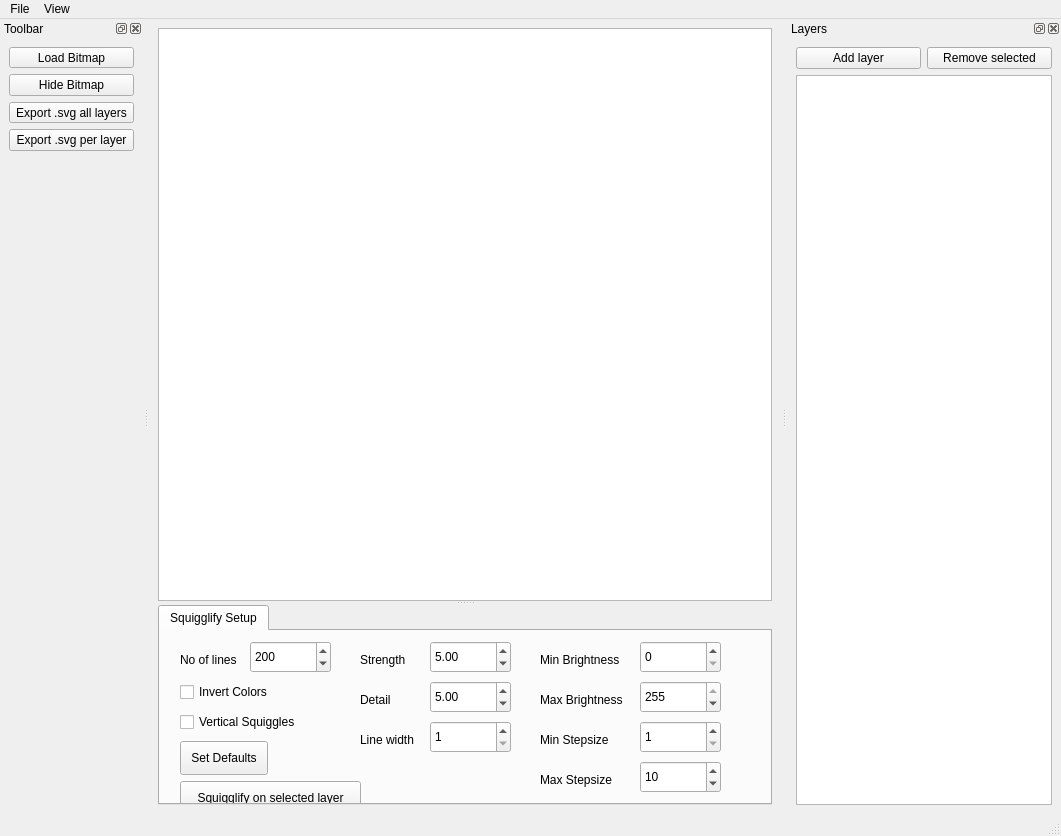
shimpe/squigglificator, file src/img2svg_ui.ui: the form before one commit.
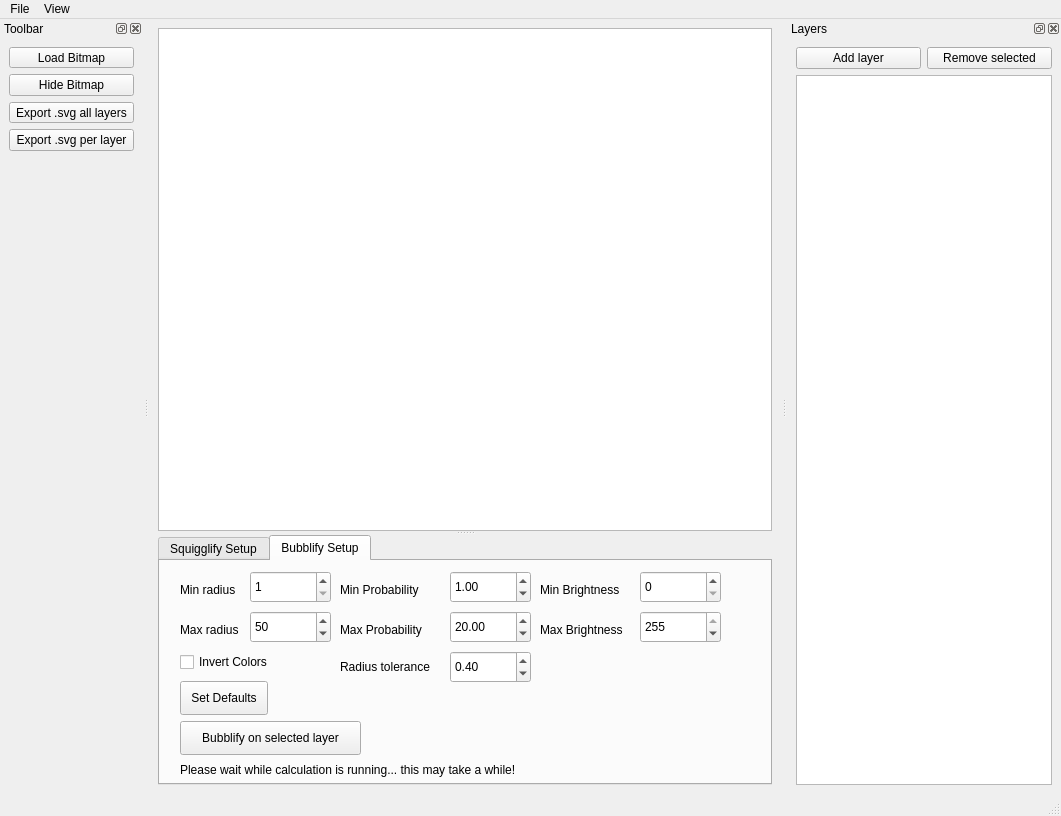
The form after the commit. Custom widgets are drawn as their Qt base class.

The edit to the form file:
```diff
--- a/src/img2svg_ui.ui
+++ b/src/img2svg_ui.ui
@@ -7,7 +7,7 @@
     <x>0</x>
     <y>0</y>
     <width>1061</width>
-    <height>836</height>
+    <height>816</height>
    </rect>
   </property>
   <property name="windowTitle">
@@ -44,11 +44,11 @@
        <property name="minimumSize">
         <size>
          <width>0</width>
-         <height>200</height>
+         <height>250</height>
         </size>
        </property>
        <property name="currentIndex">
-        <number>0</number>
+        <number>1</number>
        </property>
        <widget class="QWidget" name="tab">
         <attribute name="title">
@@ -390,6 +390,314 @@
          </property>
         </widget>
        </widget>
+       <widget class="QWidget" name="bubblifySetupTab">
+        <attribute name="title">
+         <string>Bubblify Setup</string>
+        </attribute>
+        <widget class="QToolButton" name="bubblify">
+         <property name="geometry">
+          <rect>
+           <x>20</x>
+           <y>160</y>
+           <width>181</width>
+           <height>34</height>
+          </rect>
+         </property>
+         <property name="sizePolicy">
+          <sizepolicy hsizetype="Expanding" vsizetype="Fixed">
+           <horstretch>0</horstretch>
+           <verstretch>0</verstretch>
+          </sizepolicy>
+         </property>
+         <property name="text">
+          <string>Bubblify on selected layer</string>
+         </property>
+        </widget>
+        <widget class="QPushButton" name="setDefaultsBubblify">
+         <property name="geometry">
+          <rect>
+           <x>20</x>
+           <y>120</y>
+           <width>88</width>
+           <height>34</height>
+          </rect>
+         </property>
+         <property name="text">
+          <string>Set Defaults</string>
+         </property>
+        </widget>
+        <widget class="QLabel" name="lineWidthLabel_6">
+         <property name="geometry">
+          <rect>
+           <x>380</x>
+           <y>60</y>
+           <width>101</width>
+           <height>18</height>
+          </rect>
+         </property>
+         <property name="text">
+          <string>Max Brightness</string>
+         </property>
+         <property name="buddy">
+          <cstring>maxBrightness</cstring>
+         </property>
+        </widget>
+        <widget class="QSpinBox" name="maxBrightnessBubblify">
+         <property name="geometry">
+          <rect>
+           <x>480</x>
+           <y>50</y>
+           <width>81</width>
+           <height>32</height>
+          </rect>
+         </property>
+         <property name="minimum">
+          <number>0</number>
+         </property>
+         <property name="maximum">
+          <number>255</number>
+         </property>
+         <property name="value">
+          <number>255</number>
+         </property>
+        </widget>
+        <widget class="QLabel" name="minBrightnessBubblifyLbl">
+         <property name="geometry">
+          <rect>
+           <x>380</x>
+           <y>20</y>
+           <width>101</width>
+           <height>18</height>
+          </rect>
+         </property>
+         <property name="text">
+          <string>Min Brightness</string>
+         </property>
+         <property name="buddy">
+          <cstring>minBrightness</cstring>
+         </property>
+        </widget>
+        <widget class="QSpinBox" name="minBrightnessBubblify">
+         <property name="geometry">
+          <rect>
+           <x>480</x>
+           <y>10</y>
+           <width>81</width>
+           <height>32</height>
+          </rect>
+         </property>
+         <property name="minimum">
+          <number>0</number>
+         </property>
+         <property name="maximum">
+          <number>255</number>
+         </property>
+         <property name="value">
+          <number>0</number>
+         </property>
+        </widget>
+        <widget class="QLabel" name="lineWidthLabel_8">
+         <property name="geometry">
+          <rect>
+           <x>20</x>
+           <y>60</y>
+           <width>81</width>
+           <height>18</height>
+          </rect>
+         </property>
+         <property name="text">
+          <string>Max radius</string>
+         </property>
+         <property name="buddy">
+          <cstring>maxBrightness</cstring>
+         </property>
+        </widget>
+        <widget class="QSpinBox" name="minRadiusBubblify">
+         <property name="geometry">
+          <rect>
+           <x>90</x>
+           <y>10</y>
+           <width>81</width>
+           <height>32</height>
+          </rect>
+         </property>
+         <property name="minimum">
+          <number>1</number>
+         </property>
+         <property name="maximum">
+          <number>1000</number>
+         </property>
+         <property name="value">
+          <number>1</number>
+         </property>
+        </widget>
+        <widget class="QSpinBox" name="maxRadiusBubblify">
+         <property name="geometry">
+          <rect>
+           <x>90</x>
+           <y>50</y>
+           <width>81</width>
+           <height>32</height>
+          </rect>
+         </property>
+         <property name="minimum">
+          <number>0</number>
+         </property>
+         <property name="maximum">
+          <number>1000</number>
+         </property>
+         <property name="value">
+          <number>50</number>
+         </property>
+        </widget>
+        <widget class="QLabel" name="lineWidthLabel_9">
+         <property name="geometry">
+          <rect>
+           <x>20</x>
+           <y>20</y>
+           <width>71</width>
+           <height>18</height>
+          </rect>
+         </property>
+         <property name="text">
+          <string>Min radius</string>
+         </property>
+         <property name="buddy">
+          <cstring>minBrightness</cstring>
+         </property>
+        </widget>
+        <widget class="QCheckBox" name="invertColorsBubblify">
+         <property name="geometry">
+          <rect>
+           <x>20</x>
+           <y>90</y>
+           <width>111</width>
+           <height>22</height>
+          </rect>
+         </property>
+         <property name="text">
+          <string>Invert Colors</string>
+         </property>
+        </widget>
+        <widget class="QLabel" name="lineWidthLabel_10">
+         <property name="geometry">
+          <rect>
+           <x>180</x>
+           <y>60</y>
+           <width>101</width>
+           <height>18</height>
+          </rect>
+         </property>
+         <property name="text">
+          <string>Max Probability</string>
+         </property>
+         <property name="buddy">
+          <cstring>maxBrightness</cstring>
+         </property>
+        </widget>
+        <widget class="QLabel" name="lineWidthLabel_11">
+         <property name="geometry">
+          <rect>
+           <x>180</x>
+           <y>20</y>
+           <width>101</width>
+           <height>18</height>
+          </rect>
+         </property>
+         <property name="text">
+          <string>Min Probability</string>
+         </property>
+         <property name="buddy">
+          <cstring>minBrightness</cstring>
+         </property>
+        </widget>
+        <widget class="QLabel" name="lineWidthLabel_12">
+         <property name="geometry">
+          <rect>
+           <x>180</x>
+           <y>90</y>
+           <width>101</width>
+           <height>31</height>
+          </rect>
+         </property>
+         <property name="text">
+          <string>Radius tolerance</string>
+         </property>
+         <property name="buddy">
+          <cstring>maxBrightness</cstring>
+         </property>
+        </widget>
+        <widget class="QDoubleSpinBox" name="minProbabilityBubblify">
+         <property name="geometry">
+          <rect>
+           <x>290</x>
+           <y>10</y>
+           <width>81</width>
+           <height>32</height>
+          </rect>
+         </property>
+         <property name="minimum">
+          <double>0.010000000000000</double>
+         </property>
+         <property name="maximum">
+          <double>100.000000000000000</double>
+         </property>
+         <property name="value">
+          <double>1.000000000000000</double>
+         </property>
+        </widget>
+        <widget class="QDoubleSpinBox" name="maxProbabilityBubblify">
+         <property name="geometry">
+          <rect>
+           <x>290</x>
+           <y>50</y>
+           <width>81</width>
+           <height>32</height>
+          </rect>
+         </property>
+         <property name="minimum">
+          <double>0.010000000000000</double>
+         </property>
+         <property name="maximum">
+          <double>100.000000000000000</double>
+         </property>
+         <property name="value">
+          <double>20.000000000000000</double>
+         </property>
+        </widget>
+        <widget class="QDoubleSpinBox" name="radiusToleranceBubblify">
+         <property name="geometry">
+          <rect>
+           <x>290</x>
+           <y>90</y>
+           <width>81</width>
+           <height>32</height>
+          </rect>
+         </property>
+         <property name="minimum">
+          <double>0.010000000000000</double>
+         </property>
+         <property name="maximum">
+          <double>1.000000000000000</double>
+         </property>
+         <property name="value">
+          <double>0.400000000000000</double>
+         </property>
+        </widget>
+        <widget class="QLabel" name="progressBarBubblify">
+         <property name="geometry">
+          <rect>
+           <x>20</x>
+           <y>200</y>
+           <width>561</width>
+           <height>18</height>
+          </rect>
+         </property>
+         <property name="text">
+          <string>Please wait while calculation is running... this may take a while!</string>
+         </property>
+        </widget>
+       </widget>
       </widget>
      </widget>
     </item>
```
Left out of the diff: 2 changed lines with no effect on the pictures.
